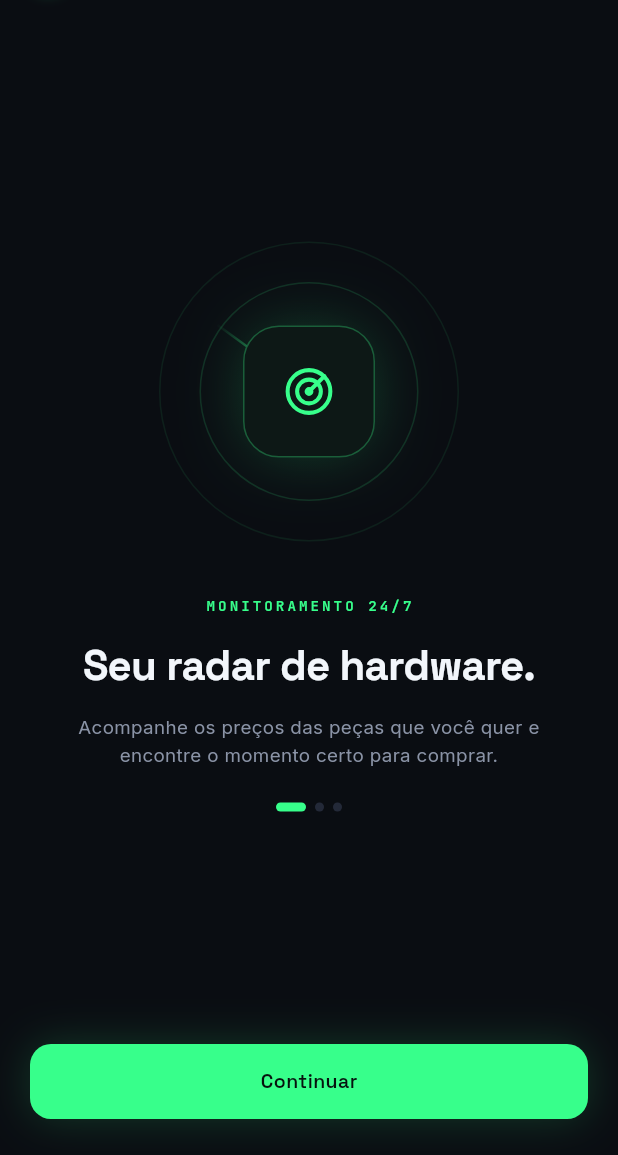
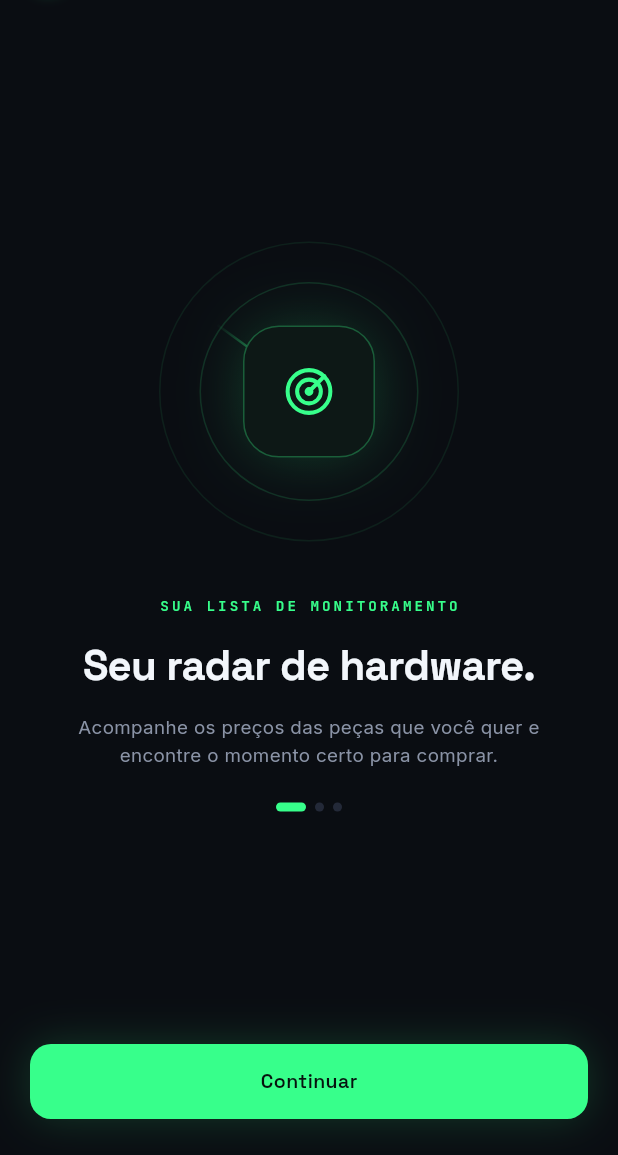
Before and after one commit to JoaoAlbernaz1/ddr5-radar, a Flutter app: the screen it shows after launch, on a phone screen of 412 x 824 dp, the part 81-1236 px from its top. Run offline on Flutter 3.47's test engine with Material 3 defaults, Android fonts, the phone set to English and light mode, and no system bars; our stand-ins replace flutter_svg, google_fonts, shared_preferences, supabase_flutter; accounts and stored records are empty.

Commit message:
docs(onboarding): describe verified collection instead of promising live multi-store quotes

```diff
--- a/lib/screens/onboarding_screen.dart
+++ b/lib/screens/onboarding_screen.dart
@@ -16,21 +16,21 @@ class _Slide {
 const _slides = [
   _Slide(
     icon: AppIconName.radar,
-    tag: 'MONITORAMENTO 24/7',
+    tag: 'SUA LISTA DE MONITORAMENTO',
     title: 'Seu radar de hardware.',
     text: 'Acompanhe os preços das peças que você quer e encontre o momento certo para comprar.',
   ),
   _Slide(
     icon: AppIconName.activity,
-    tag: 'PREÇO EM TEMPO REAL',
+    tag: 'HISTÓRICO DE PREÇOS',
     title: 'Cada queda. Cada loja.',
-    text: 'Comparamos ofertas nas principais lojas e mostramos o histórico completo de cada componente.',
+    text: 'Com a coleta configurada, acompanhe a evolução dos preços que foram realmente registrados.',
   ),
   _Slide(
     icon: AppIconName.bell,
     tag: 'ALERTA DE ALVO',
     title: 'O sinal chega até você.',
-    text: 'Defina seu preço ideal e receba um alerta assim que uma oferta atingir o seu alvo.',
+    text: 'Defina seu preço ideal. Quando o worker estiver ativo e detectar uma queda, o alerta aparecerá no app.',
   ),
 ];
 
```
